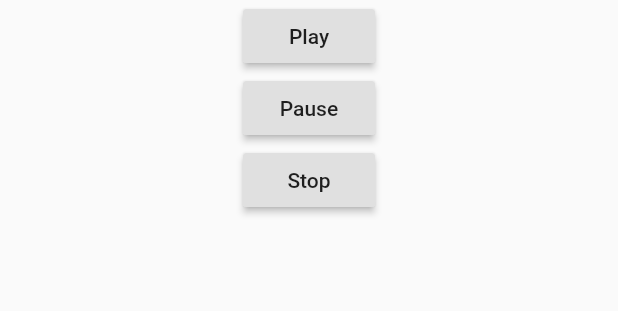
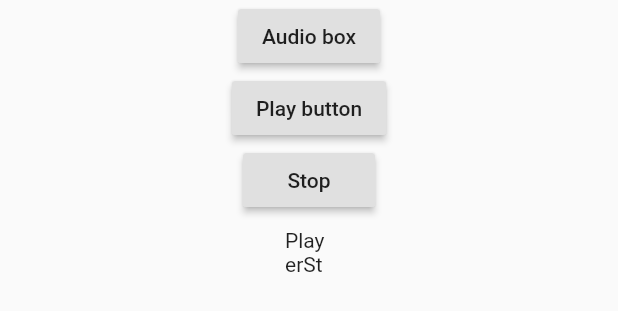
Before and after one commit to Veerse/ahad_mobile, a Flutter app: the ExploreTab widget shown alone on an empty page, opened directly, on a phone screen of 412 x 824 dp. Shown: the top 311 px of the screen. Run offline on Flutter 3.47's test engine with Material 2 defaults, Android fonts, the phone set to English and light mode, and no system bars; our stand-ins replace audioplayers, bubble_bottom_bar, flutter_form_builder, flutter_secure_storage, flutter_spinkit, introduction_screen and 1 more; missing offline and left inert: flutter_media_notification; accounts and stored records are empty.

```diff
--- a/lib/main.dart
+++ b/lib/main.dart
@@ -8,6 +8,7 @@ import 'package:ahadmobile/ui/Home/HomePage.dart';
 import 'package:ahadmobile/ui/LoadingPage.dart';
 import 'package:ahadmobile/ui/LoginPage.dart';
 import 'package:ahadmobile/ui/OnboardingPage.dart';
+import 'package:ahadmobile/ui/PlayerPage.dart';
 import 'package:ahadmobile/ui/ProfilePage.dart';
 import 'package:ahadmobile/ui/RegisterPage.dart';
 import 'package:flutter/material.dart';
@@ -76,6 +77,7 @@ class MyApp extends StatelessWidget {
         '/home': (context) => HomePage(),
         '/register': (context) => RegisterPage(),
         '/profile': (context) => ProfilePage(),
+        '/player': (context) => PlayerPage(),
       },
       // The home depends on if the user is logged or not
       home: FutureBuilder(
--- a/lib/ui/Home/ExploreTab.dart
+++ b/lib/ui/Home/ExploreTab.dart
@@ -1,5 +1,6 @@
 
 import 'package:ahadmobile/providers/AudioModel.dart';
+import 'package:audioplayers/audioplayers.dart';
 import 'package:flutter/cupertino.dart';
 import 'package:flutter/material.dart';
 import 'package:provider/provider.dart';
@@ -11,16 +12,35 @@ class ExploreTab extends StatelessWidget {
       child: Column(
         children: <Widget>[
           RaisedButton(
-            onPressed: () => Provider.of<AudioModel>(context, listen: false).play(),
-            child: Text('Play'),
+            onPressed: () => Provider.of<AudioModel>(context, listen: false).initializeAndPlay(),
+            child: Text('Audio box'),
           ),
           RaisedButton(
-            onPressed: () => Provider.of<AudioModel>(context, listen: false).pause(),
-            child: Text('Pause'),
+            onPressed: () => Provider.of<AudioModel>(context, listen: false).playOrPause(),
+            child: Text('Play button'),
           ),
           RaisedButton(
-            onPressed: () => Provider.of<AudioModel>(context, listen: false).stop(),
+
+            onPressed: () => null,// Provider.of<AudioModel>(context, listen: false).stop(),
             child: Text('Stop'),
+          ),
+          IconButton(
+            onPressed: () => Provider.of<AudioModel>(context, listen: false).playOrPause(),
+            icon: Consumer<AudioModel>(
+              builder: (context, audio, child){
+                switch (audio.audioPlayer.state ) {
+                  case AudioPlayerState.PAUSED:
+                    return Icon(Icons.pause);
+                    break;
+                  case AudioPlayerState.PLAYING:
+                    return Icon(Icons.play_arrow);
+                    break;
+                  default:
+                    return Text(audio.audioPlayer.state.toString());
+                    break;
+                }
+              },
+            ),
           )
         ],
       ),
--- a/pubspec.yaml
+++ b/pubspec.yaml
@@ -35,6 +35,8 @@ dependencies:
   flutter_spinkit: ^4.1.2
   bubble_bottom_bar: ^1.2.0
   audioplayers: ^0.14.2
+  # For Android Notifications. iOS control center is handled in audioplayers plug-in
+  flutter_media_notification: ^1.2.6
 
 
 
```
Also changed, not shown: lib/providers/AudioModel.dart (+52 -18 lines), lib/ui/Home/HomePage.dart (+20 -1 lines), lib/ui/PlayerPage.dart (added, +10 -0 lines), pubspec.lock.
